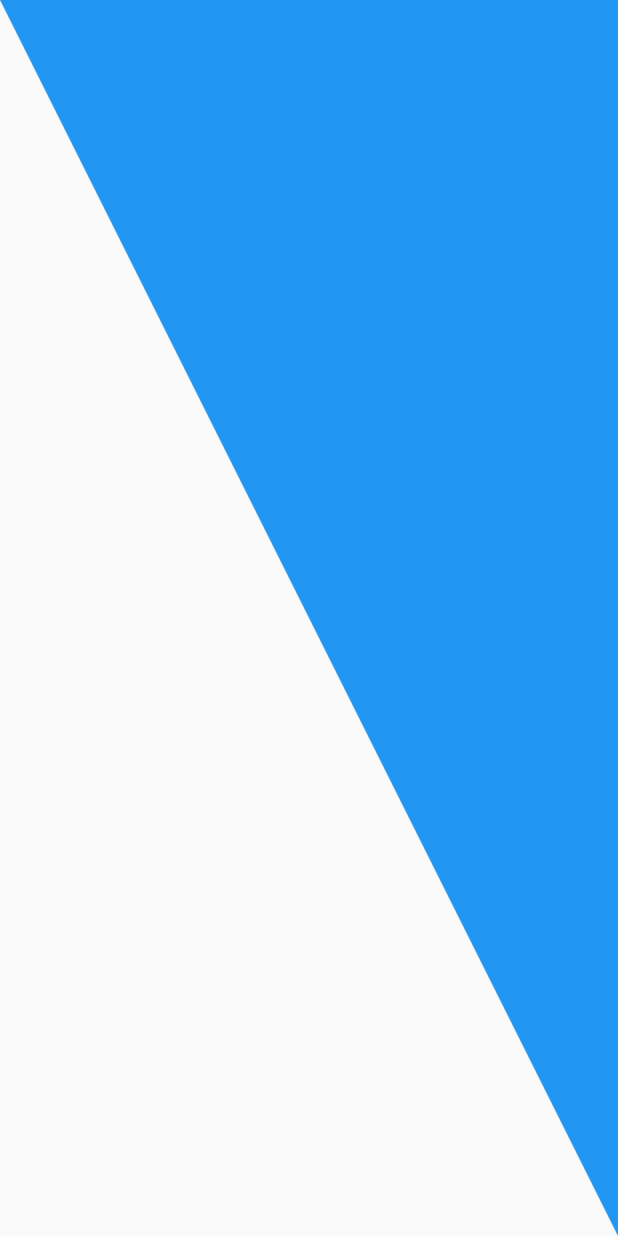
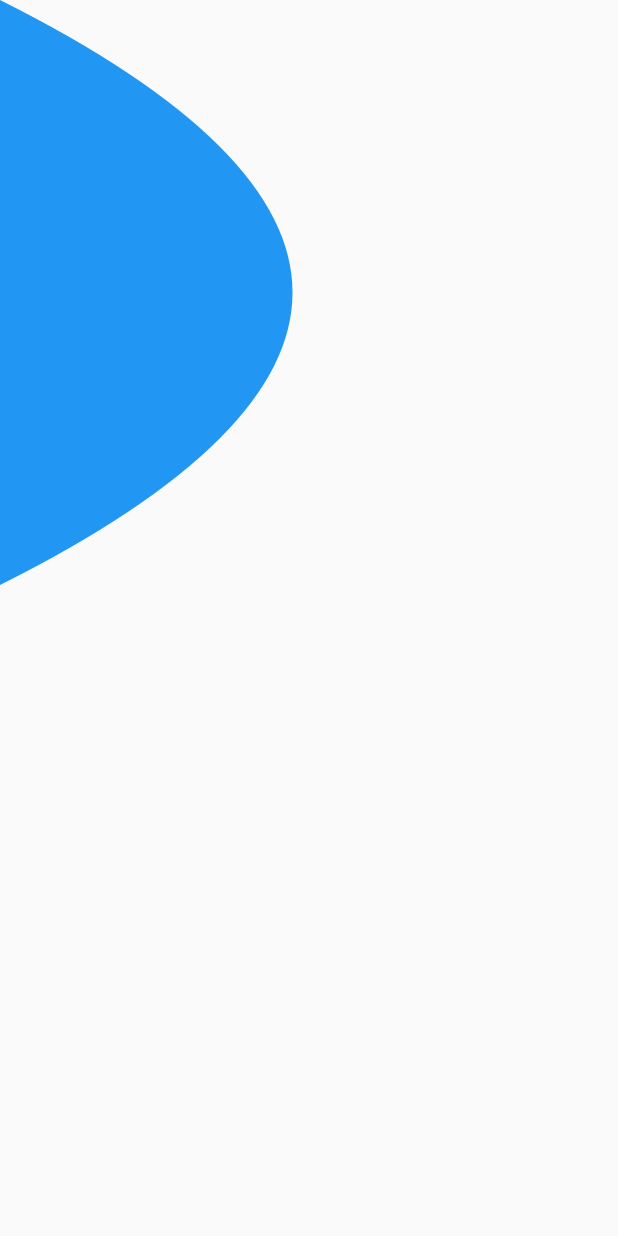
Before and after one commit to dignus07/flutter01, a Flutter app: the screen it shows after launch, on a phone screen of 412 x 824 dp. Run offline on Flutter 3.47's test engine with Material 2 defaults, Android fonts, the phone set to English and light mode, and no system bars.

Commit message:
commit sucesso!

```diff
--- a/lib/clipes/ClipPathHome.dart
+++ b/lib/clipes/ClipPathHome.dart
@@ -6,6 +6,8 @@ class ClipPathHome extends StatelessWidget {
     return ClipPath(
       clipper: ClipExemple(),
       child: Container(
+        height: 390,
+        width: 390,
         color: Colors.blue,
       ),
     );
@@ -15,16 +17,7 @@ class ClipPathHome extends StatelessWidget {
 class ClipExemple extends CustomClipper<Path> {
   @override
   Path getClip(Size size) {
-    var path = Path();
-
-    // path.lineTo(0.0, 0.0); esse é sempre o primeiro ponto nao necessita de declarar
-    path.lineTo(size.width, size.height);
-    path.lineTo(size.width, 0.0);
-    // path.lineTo(0.0, 0.0); esse é sempre o ultimo ponto nao necessita de declarar
-
-    // path.lineTo(size.width, size.height);
-    // path.lineTo(0.0, size.height);
-    return path;
+    return retornaPath(size, 6);
   }
 
   @override
@@ -32,3 +25,69 @@ class ClipExemple extends CustomClipper<Path> {
     return oldClipper != this;
   }
 }
+
+Path retornaPath(Size size, int i) {
+  var path = Path();
+  switch (i) {
+    case 1:
+      // path.lineTo(0.0, 0.0); esse é sempre o primeiro ponto nao necessita de declarar
+      path.lineTo(size.width, size.height);
+      path.lineTo(size.width, 0.0);
+      // path.lineTo(0.0, 0.0); esse é sempre o ultimo ponto nao necessita de declarar
+      break;
+    case 2:
+      path.lineTo(size.width, size.height);
+      path.lineTo(0.0, size.height);
+      break;
+    case 3:
+      path.lineTo(0.0, size.height);
+      path.lineTo(size.width, size.height / 2);
+      break;
+    case 4:
+      path.lineTo(0.0, size.height);
+      path.lineTo(size.width / 6, size.height / 6);
+      break;
+    case 5:
+      path.lineTo(size.width, 0.0);
+      path.lineTo(size.width / 6, size.height / 6);
+      break;
+    case 6:
+      path.lineTo(0.0, size.height);
+      var pontcontrol = Offset(size.width, size.height / 2);
+      var endpoint = Offset(0.0, 0.0);
+      path.quadraticBezierTo(
+        pontcontrol.dx,
+        pontcontrol.dy,
+        endpoint.dx,
+        endpoint.dy,
+      );
+
+      break;
+    default:
+  }
+  return path;
+}
+
+class ClipPathHomeII extends StatelessWidget {
+  @override
+  Widget build(BuildContext context) {
+    return ClipPath(
+      clipper: ClipExempleII(),
+      child: Container(
+        color: Colors.blue,
+      ),
+    );
+  }
+}
+
+class ClipExempleII extends CustomClipper<Path> {
+  @override
+  Path getClip(Size size) {
+    return retornaPath(size, 4);
+  }
+
+  @override
+  bool shouldReclip(CustomClipper<Path> oldClipper) {
+    return oldClipper != this;
+  }
+}
```
